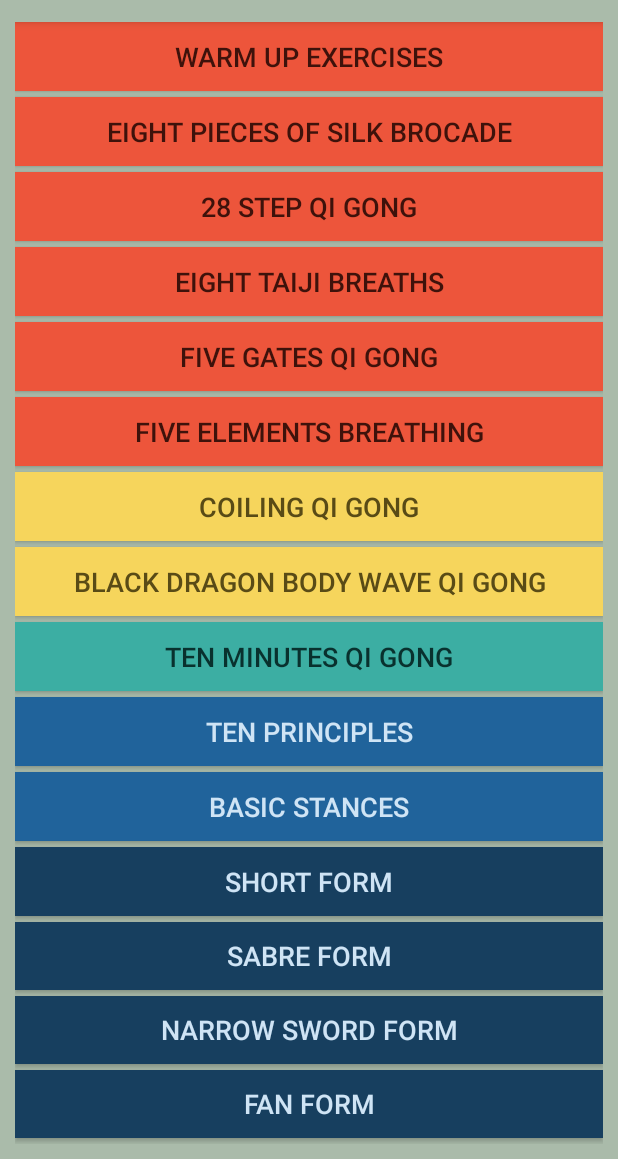
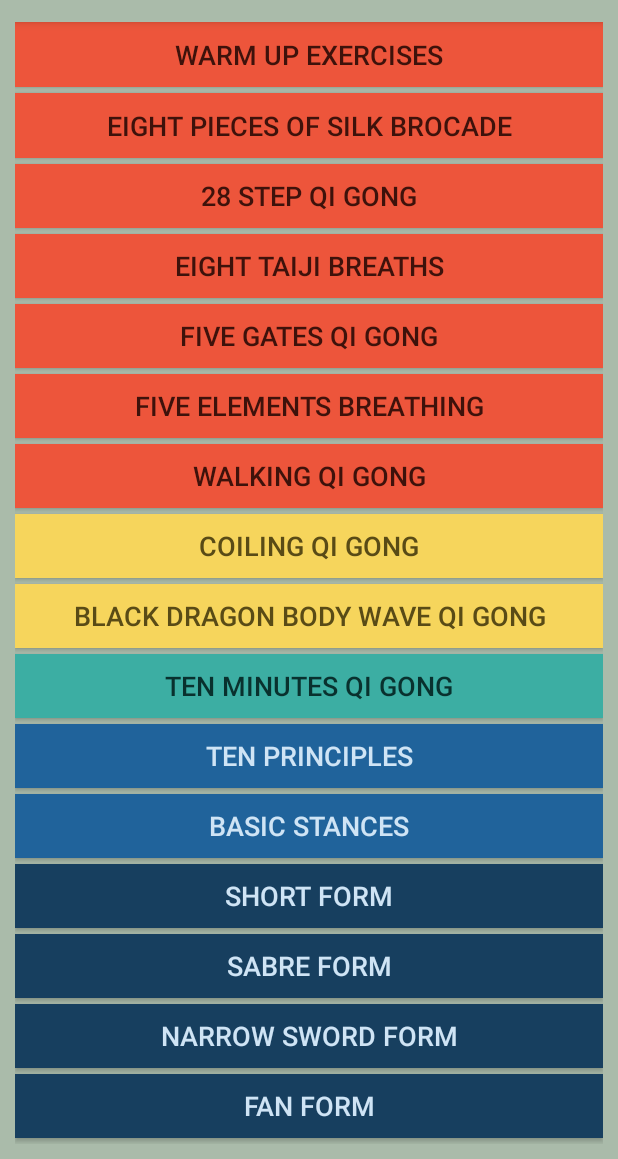
Before and after one commit to gabrielecuccu/YangStyleTaiChi, an Android app: the screen it shows after launch (MainActivity), on a phone screen of 412 x 824 dp, the part 77-1236 px from its top. Run offline under Robolectric (Android 15) with nearby library versions, the phone set to English and light mode, and no system bars.

Commit message:
added walking qi gong

```diff
--- a/app/src/main/java/expressive/qigong/core/movements/MovementSetFactory.java
+++ b/app/src/main/java/expressive/qigong/core/movements/MovementSetFactory.java
@@ -14,6 +14,7 @@ import expressive.qigong.core.sets.SabreForm;
 import expressive.qigong.core.sets.ShortForm;
 import expressive.qigong.core.sets.TenPrinciples;
 import expressive.qigong.core.sets.TwoEightSteps;
+import expressive.qigong.core.sets.Walking;
 import expressive.qigong.core.sets.WarmUp;
 
 public class MovementSetFactory {
@@ -34,6 +35,8 @@ public class MovementSetFactory {
             return new TwoEightSteps();
         } else if (FiveGates.class.getCanonicalName().equals(name)) {
             return new FiveGates();
+        } else if (Walking.class.getCanonicalName().equals(name)) {
+            return new Walking();
         } else if (Coiling.class.getCanonicalName().equals(name)) {
             return new Coiling();
         } else if (BlackDragonBodyWave.class.getCanonicalName().equals(name)) {
--- a/app/src/main/java/expressive/qigong/gui/activities/MainActivity.java
+++ b/app/src/main/java/expressive/qigong/gui/activities/MainActivity.java
@@ -36,6 +36,7 @@ public class MainActivity extends AppCompatActivity implements MainActivityView
         findViewById(R.id.two_eight_button).setOnClickListener(view -> controller.twoEightStepClicked());
         findViewById(R.id.eight_breaths_button).setOnClickListener(view -> controller.eightBreathClicked());
         findViewById(R.id.five_gates_button).setOnClickListener(view -> controller.fiveGatesClicked());
+        findViewById(R.id.walking_button).setOnClickListener(view -> controller.walkingClicked());
         findViewById(R.id.coiling_button).setOnClickListener(view -> controller.coilingClicked());
         findViewById(R.id.black_dragon_button).setOnClickListener(view -> controller.blackDragonClicked());
         findViewById(R.id.random_button).setOnClickListener(view -> controller.randomClicked());
--- a/app/src/main/java/expressive/qigong/gui/controllers/MainActivityControllerImpl.java
+++ b/app/src/main/java/expressive/qigong/gui/controllers/MainActivityControllerImpl.java
@@ -9,6 +9,7 @@ import expressive.qigong.core.sets.NarrowSwordForm;
 import expressive.qigong.core.sets.SabreForm;
 import expressive.qigong.core.sets.ShortForm;
 import expressive.qigong.core.sets.TenPrinciples;
+import expressive.qigong.core.sets.Walking;
 import expressive.qigong.core.sets.WarmUp;
 import expressive.qigong.gui.core.MainActivityController;
 import expressive.qigong.gui.core.MainActivityView;
@@ -49,6 +50,11 @@ public class MainActivityControllerImpl implements MainActivityController {
     @Override
     public void twoEightStepClicked() {
         view.startMovementSetActivity(TwoEightSteps.class);
+    }
+
+    @Override
+    public void walkingClicked() {
+        view.startMovementSetActivity(Walking.class);
     }
 
     @Override
--- a/app/src/main/java/expressive/qigong/gui/core/MainActivityController.java
+++ b/app/src/main/java/expressive/qigong/gui/core/MainActivityController.java
@@ -6,6 +6,7 @@ public interface MainActivityController {
     void eightBreathClicked();
     void fiveGatesClicked();
     void twoEightStepClicked();
+    void walkingClicked();
     void randomClicked();
     void tenPrinciplesClicked();
     void fiveElementsClicked();
--- a/app/src/main/res/layout/activity_main.xml
+++ b/app/src/main/res/layout/activity_main.xml
@@ -82,6 +82,17 @@
         android:textColor="#3e120b"
         android:textSize="18dp"
         android:text="Five elements breathing" />
+
+    <Button
+        android:id="@+id/walking_button"
+        android:layout_width="match_parent"
+        android:layout_height="wrap_content"
+        android:layout_marginBottom="@dimen/button_margin_bottom"
+        android:layout_weight="1"
+        android:background="#ED553B"
+        android:textColor="#3e120b"
+        android:textSize="18dp"
+        android:text="Walking Qi Gong" />
 
     <Button
         android:id="@+id/coiling_button"
```
Also changed, not shown: app/src/main/java/expressive/qigong/core/sets/Walking.java (added, +24 -0 lines).
